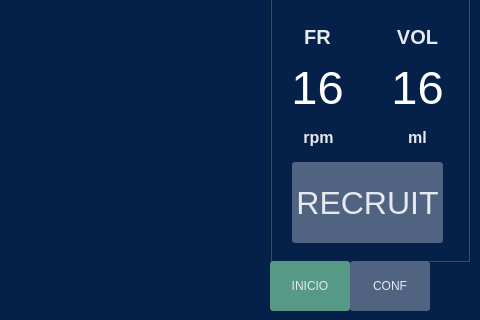
This is respyrator/ui_main.ui in cubanmakers/reespirator-beagle-touch as Qt 5 draws it before an edit; both pictures show x 320 to 800 and y 160 to 480 of the 800 by 480 pixel window. The edited form follows.
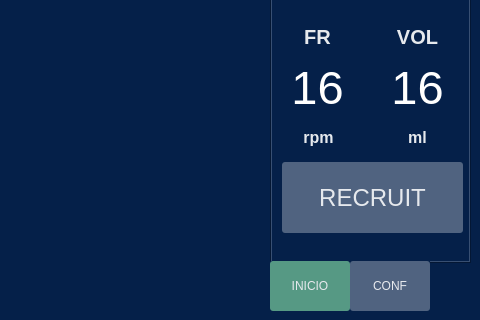
This is the edited form. Custom widgets are drawn as their Qt base class.

Commit message: prevent recruit feedback mistakes

```diff
--- a/respyrator/ui_main.ui
+++ b/respyrator/ui_main.ui
@@ -811,15 +811,15 @@
     <widget class="QPushButton" name="buttonRecruit">
      <property name="geometry">
       <rect>
-       <x>20</x>
+       <x>10</x>
        <y>320</y>
-       <width>151</width>
-       <height>81</height>
+       <width>181</width>
+       <height>71</height>
       </rect>
      </property>
      <property name="font">
       <font>
-       <pointsize>24</pointsize>
+       <pointsize>18</pointsize>
       </font>
      </property>
      <property name="styleSheet">
```
Left out of the diff: 2 changed lines with no effect on the pictures. The commit also changes 1 other file.
